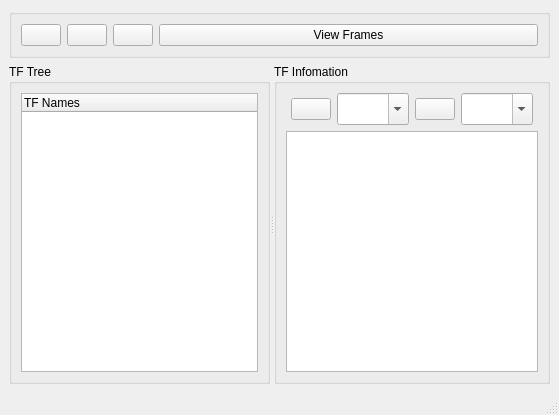
Qt form src/mainwindow.ui (HowardWhile/arc_tf_viewer) before a commit.
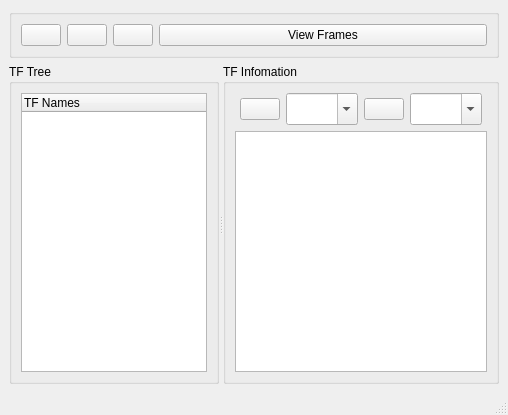
The same form after that commit. Icons and pictures are not drawn.

What changed in the file:
```diff
--- a/src/mainwindow.ui
+++ b/src/mainwindow.ui
@@ -6,7 +6,7 @@
    <rect>
     <x>0</x>
     <y>0</y>
-    <width>559</width>
+    <width>508</width>
     <height>415</height>
    </rect>
   </property>
@@ -130,6 +130,12 @@
        <layout class="QHBoxLayout" name="horizontalLayout_2">
         <item>
          <widget class="QTreeWidget" name="treeWidget">
+          <property name="minimumSize">
+           <size>
+            <width>150</width>
+            <height>0</height>
+           </size>
+          </property>
           <property name="horizontalScrollMode">
            <enum>QAbstractItemView::ScrollPerItem</enum>
           </property>
```
Left out of the diff: 4 changed lines with no effect on the pictures.
